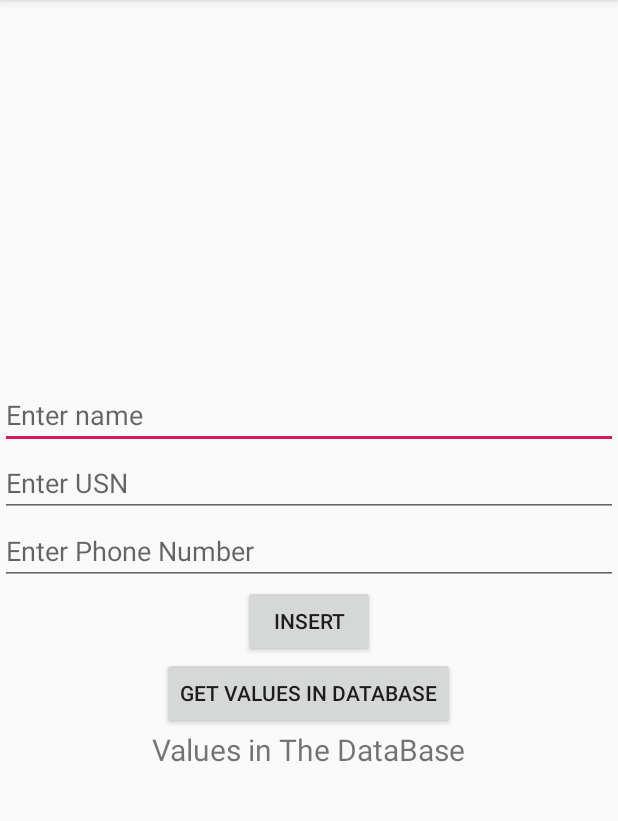
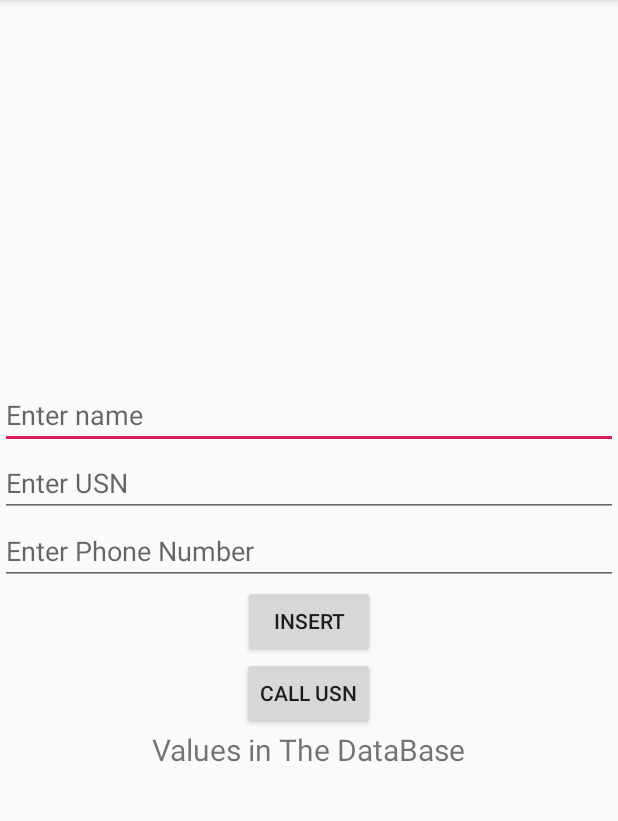
Before and after one commit to DroidFreak32/MADLabApps, an Android app: the screen it shows after launch (MainActivity), on a phone screen of 412 x 824 dp, the part 84-905 px from its top. Run offline under Robolectric (Android 15) with nearby library versions, the phone set to English and light mode, and no system bars.

Commit message:
Remove DBHelper and rename call Button

```diff
--- a/app/src/main/java/com/example/student/mad_labapp/MainActivity.java
+++ b/app/src/main/java/com/example/student/mad_labapp/MainActivity.java
@@ -28,7 +28,9 @@ public class MainActivity extends AppCompatActivity {
     protected void onCreate(Bundle savedInstanceState) {
         super.onCreate(savedInstanceState);
         setContentView(R.layout.activity_main);
-        db = new DBHelper(this).getWritableDatabase();
+//        db = new DBHelper(this).getWritableDatabase();
+        db = openOrCreateDatabase("studentDB", MODE_PRIVATE, null);
+        db.execSQL("create table if not exists student ( name, usn primary key, phone )");
         insert = findViewById(R.id.insertButton);
         call = findViewById(R.id.call);
         name = findViewById(R.id.name_input);
--- a/app/src/main/res/layout/activity_main.xml
+++ b/app/src/main/res/layout/activity_main.xml
@@ -25,6 +25,7 @@
         android:id="@+id/phone_input"
         android:layout_width="match_parent"
         android:layout_height="wrap_content"
+        android:inputType="phone"
         android:hint="Enter Phone Number" />
 
     <Button
@@ -37,7 +38,7 @@
         android:id="@+id/call"
         android:layout_width="wrap_content"
         android:layout_height="wrap_content"
-        android:text="Get Values in database" />
+        android:text="CALL USN" />
 
     <TextView
         android:layout_width="wrap_content"
```
